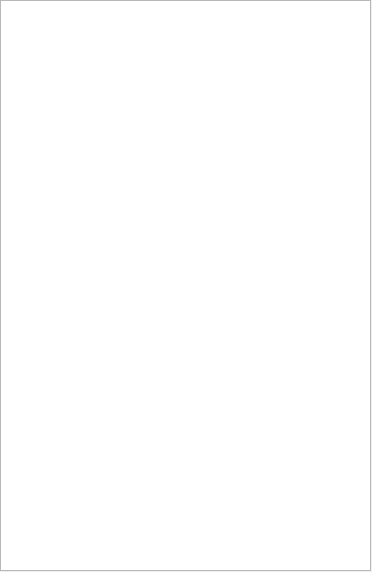
Above: qtNanomite/qtDLGPEBView.ui from zer0fl4g/Nanomite before the change. Below: the same form after it.
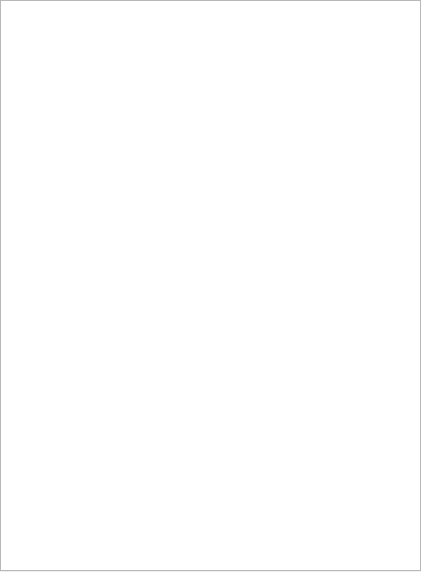
That is the form after the change. Icons and pictures are not drawn.

```diff
--- a/qtNanomite/qtDLGPEBView.ui
+++ b/qtNanomite/qtDLGPEBView.ui
@@ -6,7 +6,7 @@
    <rect>
     <x>0</x>
     <y>0</y>
-    <width>372</width>
+    <width>421</width>
     <height>572</height>
    </rect>
   </property>
@@ -25,7 +25,7 @@
     <rect>
      <x>0</x>
      <y>0</y>
-     <width>371</width>
+     <width>421</width>
      <height>571</height>
     </rect>
    </property>
```
